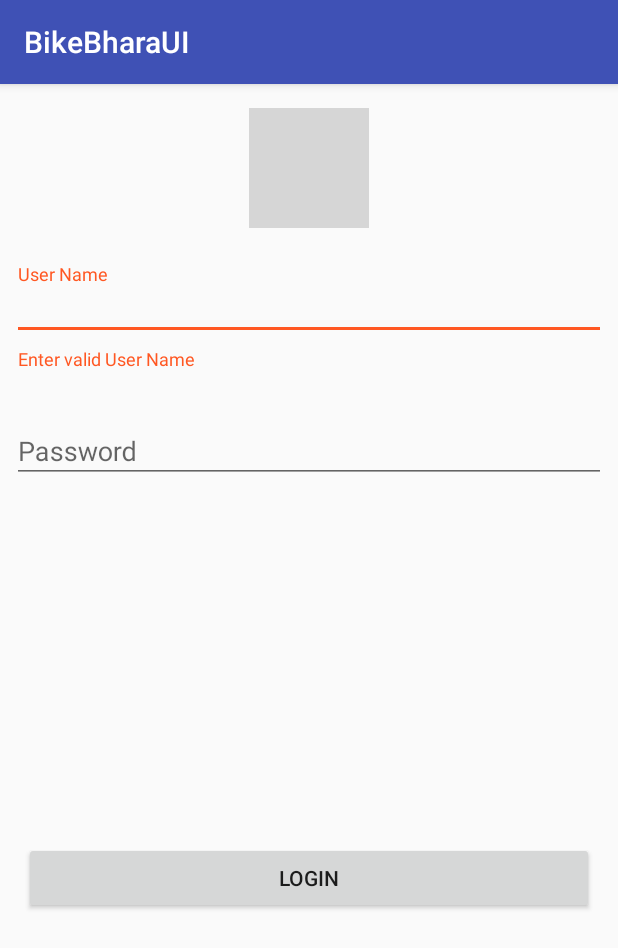
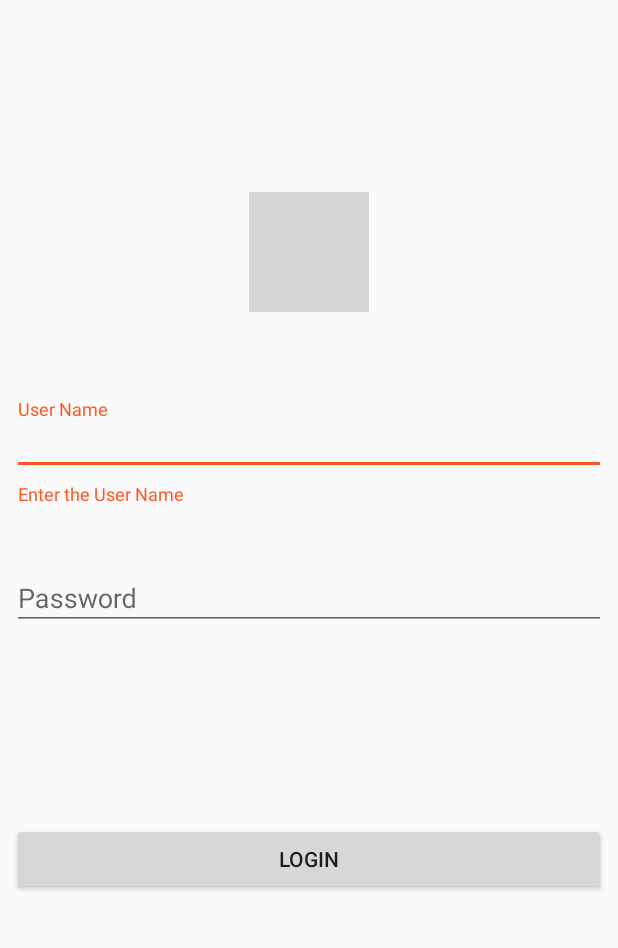
Before and after one commit to Puni5h3r/BikeBharaUI, an Android app: the screen it shows after launch (MainActivity), after a tap on "LOGIN", on a phone screen of 412 x 824 dp. Shown: the top 948 px of the screen. Run offline under Robolectric (Android 15) with nearby library versions, the phone set to English and light mode, and no system bars; grey boxes are pictures that could not be loaded.

Commit message:
just made the splash screen and login screen with checkup if empty... also on process of other UI

```diff
--- a/app/src/main/java/com/example/hp/bikebharaui/MainActivity.java
+++ b/app/src/main/java/com/example/hp/bikebharaui/MainActivity.java
@@ -14,10 +14,15 @@ import android.widget.Toast;
 
 public class MainActivity extends AppCompatActivity {
 
+    //this activity is made for the login screen
+
     private EditText inputUserName,inputPassword;
     private TextInputLayout inputLayoutUserName, inputLayoutPassword;
     private Button btnLogin;
 
+    //all the views are set and defined
+    //in this activity there is a login screen for user, for putting his user name and password...
+    //the user name and password in EditText is checked beforehand, incase the user puts something unreasonable
     @Override
     protected void onCreate(Bundle savedInstanceState) {
         super.onCreate(savedInstanceState);
@@ -37,7 +42,7 @@ public class MainActivity extends AppCompatActivity {
         btnLogin.setOnClickListener(new View.OnClickListener() {
             @Override
             public void onClick(View v) {
-                submitForm();
+                submitForm(); // on click of the login button, the method checks whether the given user name and password is unreasonable
             }
         });
 
@@ -46,6 +51,7 @@ public class MainActivity extends AppCompatActivity {
     }
 
     private void submitForm() {
+        // inside this method, two other boolean methods are called, to check if name & password is valid or not, or else a text will show thankyou
         if (!validateName()) {
             return;
         }
@@ -59,6 +65,9 @@ public class MainActivity extends AppCompatActivity {
 
 
     }
+
+
+        // boolean method which checks the edit text of username and uses the Text inputlayout widget to show a pop when empty
     private boolean validateName() {
         if (inputUserName.getText().toString().trim().isEmpty()) {
             inputLayoutUserName.setError(getString(R.string.err_msg_userName));
@@ -71,6 +80,8 @@ public class MainActivity extends AppCompatActivity {
         return true;
     }
 
+
+    // boolean method which checks the edit text of password and uses the Text inputlayout widget to show a pop when empty
     private boolean validatePassword() {
         if (inputPassword.getText().toString().trim().isEmpty()) {
             inputLayoutPassword.setError(getString(R.string.err_msg_password));
@@ -83,10 +94,6 @@ public class MainActivity extends AppCompatActivity {
         return true;
     }
 
-    private static boolean isValidEmail(String userName) {
-        return !TextUtils.isEmpty(userName);                                 // android.util.Patterns.EMAIL_ADDRESS.matcher(email).matches();
-    }
-
 
     private void requestFocus(View view) {
         if (view.requestFocus()) {
@@ -94,20 +101,24 @@ public class MainActivity extends AppCompatActivity {
         }
     }
 
+
+
     private class MyTextWatcher implements TextWatcher {
-
+        //view class defined
         private View view;
 
         private MyTextWatcher(View view) {
             this.view = view;
-        }
+        } // this login view is referred to the view class
 
+
+        //these are base method for checking input from the user
         public void beforeTextChanged(CharSequence charSequence, int i, int i1, int i2) {
         }
 
         public void onTextChanged(CharSequence charSequence, int i, int i1, int i2) {
         }
-
+        //again checks for validation without the even pressing of the button
         public void afterTextChanged(Editable editable) {
             switch (view.getId()) {
                 case R.id.user_name:
--- a/app/src/main/java/com/example/hp/bikebharaui/SplashActivity.java
+++ b/app/src/main/java/com/example/hp/bikebharaui/SplashActivity.java
@@ -9,13 +9,16 @@ import android.support.v4.app.ActivityCompat;
 
 public class SplashActivity extends Activity {
 
+    // this activity is made for splash screen which is supposed to pop up when the app starts
+
     Handler handler;
     @Override
     protected void onCreate(Bundle savedInstanceState) {
         super.onCreate(savedInstanceState);
         setContentView(R.layout.splash);
 
-        handler=new Handler();
+        handler=new Handler(); //handler class called, handlers can basically communicate with UI and is a background thread
+        //handler.postDelayed will call run method of runnable after set time and redirect to main app screen.
         handler.postDelayed(new Runnable() {
             @Override
             public void run() {
--- a/app/src/main/res/layout/login.xml
+++ b/app/src/main/res/layout/login.xml
@@ -4,7 +4,9 @@
     xmlns:app="http://schemas.android.com/apk/res-auto"
     xmlns:tools="http://schemas.android.com/tools"
     android:layout_width="match_parent"
-    android:layout_height="match_parent">
+    android:layout_height="match_parent"
+
+    >
 
 
     <ImageView
@@ -14,7 +16,7 @@
         android:layout_centerHorizontal="true"
         android:layout_marginEnd="8dp"
         android:layout_marginStart="8dp"
-        android:layout_marginTop="16dp"
+        android:layout_marginTop="128dp"
         android:src="@drawable/bike_logo"
         app:layout_constraintEnd_toEndOf="parent"
         app:layout_constraintStart_toStartOf="parent"
@@ -26,9 +28,9 @@
         android:layout_height="wrap_content"
         android:layout_marginEnd="8dp"
         android:layout_marginStart="8dp"
-        android:layout_marginTop="24dp"
+        android:layout_marginTop="58dp"
         app:layout_constraintEnd_toEndOf="parent"
-        app:layout_constraintHorizontal_bias="0.511"
+        app:layout_constraintHorizontal_bias="1.0"
         app:layout_constraintStart_toStartOf="parent"
         app:layout_constraintTop_toBottomOf="@+id/imageView">
 
@@ -45,11 +47,11 @@
         android:layout_width="0dp"
         android:layout_height="wrap_content"
         android:layout_below="@+id/user_name_input_layout"
-        android:layout_marginTop="24dp"
+        android:layout_marginEnd="8dp"
         android:layout_marginStart="8dp"
-        android:layout_marginEnd="8dp"
+        android:layout_marginTop="32dp"
         app:layout_constraintEnd_toEndOf="parent"
-        app:layout_constraintHorizontal_bias="0.186"
+        app:layout_constraintHorizontal_bias="0.0"
         app:layout_constraintStart_toStartOf="parent"
         app:layout_constraintTop_toBottomOf="@+id/user_name_input_layout">
 
@@ -67,15 +69,17 @@
         android:layout_width="match_parent"
         android:layout_height="wrap_content"
         android:layout_below="@+id/password_input_layout"
-        android:layout_marginBottom="8dp"
-        android:layout_marginEnd="16dp"
-        android:layout_marginStart="16dp"
+
+        android:layout_marginEnd="8dp"
+        android:layout_marginStart="8dp"
         android:layout_marginTop="32dp"
         android:text="Login"
         app:layout_constraintBottom_toBottomOf="parent"
         app:layout_constraintEnd_toEndOf="parent"
+        app:layout_constraintHorizontal_bias="0.0"
         app:layout_constraintStart_toStartOf="parent"
-        app:layout_constraintTop_toBottomOf="@+id/password_input_layout" />
+        app:layout_constraintTop_toBottomOf="@+id/password_input_layout"
+        app:layout_constraintVertical_bias="0.298" />
 
 
 </android.support.constraint.ConstraintLayout>
--- a/app/src/main/res/values/colors.xml
+++ b/app/src/main/res/values/colors.xml
@@ -3,4 +3,5 @@
     <color name="colorPrimary">#3F51B5</color>
     <color name="colorPrimaryDark">#303F9F</color>
     <color name="colorAccent">#FF4081</color>
+
 </resources>
--- a/app/src/main/res/values/strings.xml
+++ b/app/src/main/res/values/strings.xml
@@ -2,7 +2,7 @@
     <string name="app_name">BikeBharaUI</string>
     <string name="hint_username">User Name</string>
     <string name="hint_password">Password</string>
-    <string name="err_msg_userName">Enter valid User Name</string>
+    <string name="err_msg_userName">Enter the User Name</string>
     <string name="err_msg_password">Enter the password</string>
 
 </resources>
--- a/app/src/main/res/values/styles.xml
+++ b/app/src/main/res/values/styles.xml
@@ -1,7 +1,7 @@
 <resources>
 
     <!-- Base application theme. -->
-    <style name="AppTheme" parent="Theme.AppCompat.Light.DarkActionBar">
+    <style name="AppTheme" parent="Theme.AppCompat.Light.NoActionBar">
         <!-- Customize your theme here. -->
         <item name="colorPrimary">@color/colorPrimary</item>
         <item name="colorPrimaryDark">@color/colorPrimaryDark</item>
```
Also changed, not shown: app/src/main/res/layout/dashboard.xml (added, +65 -0 lines), app/src/main/res/layout/splash.xml (+6 -2 lines), app/src/main/res/layout/user_management_list_row.xml (added, +38 -0 lines).
